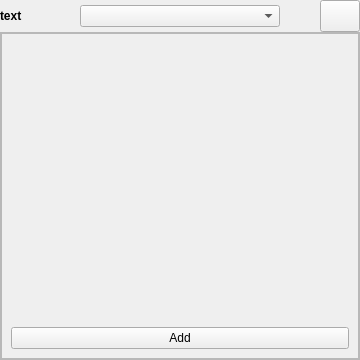
Old version of the form rena/ui/ParamWidget.ui in the repository PhysioLabXR/PhysioLabXR-Community.
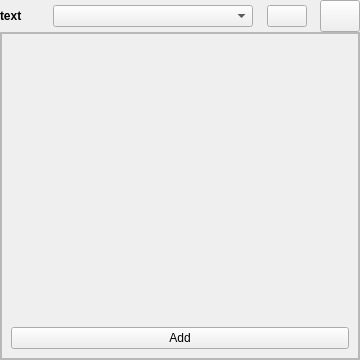
New version of the form.

Commit message: fix loading recursive params; make expand collapse button for recursive params

Diff of the .ui file:
```diff
--- a/rena/ui/ParamWidget.ui
+++ b/rena/ui/ParamWidget.ui
@@ -126,6 +126,13 @@
         </property>
        </widget>
       </item>
+      <item alignment="Qt::AlignRight">
+       <widget class="QPushButton" name="expand_collapse_button">
+        <property name="text">
+         <string/>
+        </property>
+       </widget>
+      </item>
       <item alignment="Qt::AlignRight">
        <widget class="QPushButton" name="remove_btn">
         <property name="sizePolicy">
```
The commit also changes 7 other files.
